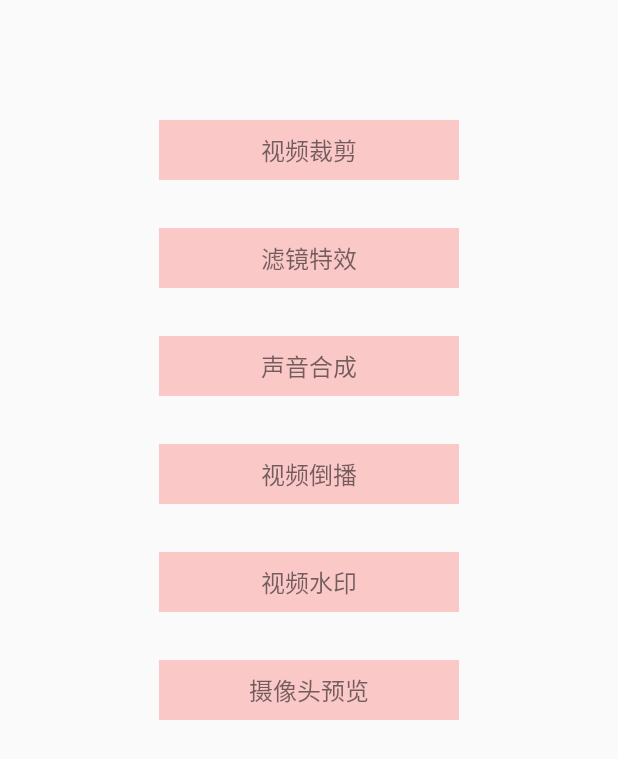
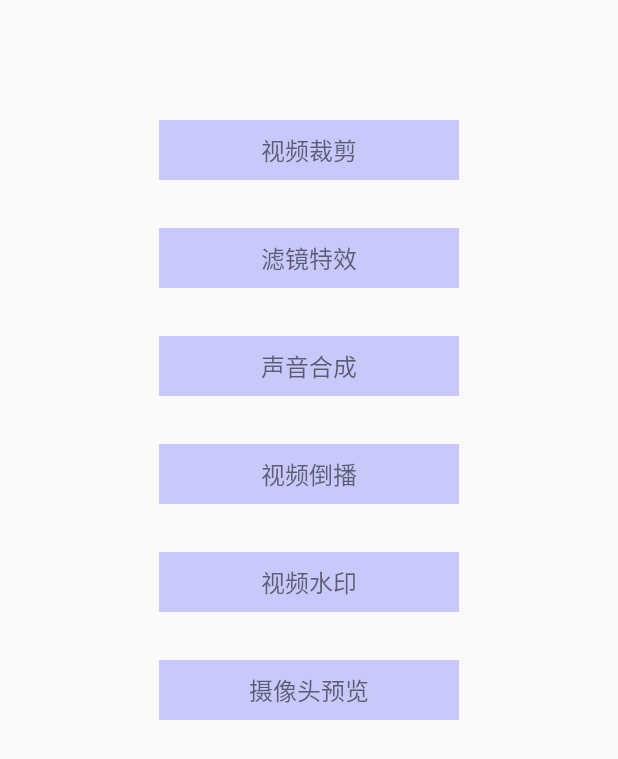
Before and after one commit to JeffMony/MediaEditSDK, an Android app: the screen it shows after launch (MainActivity), on a phone screen of 412 x 824 dp. Shown: the top 759 px of the screen. Run offline under Robolectric (Android 15) with nearby library versions, the phone set to English and light mode, and no system bars.

Commit message:
完善demo

```diff
--- a/app/src/main/AndroidManifest.xml
+++ b/app/src/main/AndroidManifest.xml
@@ -36,6 +36,8 @@
         <activity android:name="com.video.edit.activity.VideoFilterActivity"></activity>
         <activity android:name="com.video.edit.activity.VideoAudioFilterActivity" ></activity>
         <activity android:name="com.video.edit.activity.VideoProgressActivity"></activity>
+        <activity android:name="com.video.edit.activity.VideoReverseEditActivity" ></activity>
+        <activity android:name="com.video.edit.activity.VideoWaterMaskActivity" ></activity>
         <activity android:name="com.video.edit.activity.CameraEffectActivity"></activity>
     </application>
 
--- a/app/src/main/java/com/video/edit/activity/MainActivity.kt
+++ b/app/src/main/java/com/video/edit/activity/MainActivity.kt
@@ -21,6 +21,8 @@ class MainActivity : AppCompatActivity() {
         const val REQUEST_PICK_CLIP_CODE = 1001
         const val REQUEST_PICK_EDIT_CODE = 1002
         const val REQUEST_PICK_AUDIO_CODE = 1003
+        const val REQUEST_PICK_VIDEO_REVERSE = 1004
+        const val REQUEST_PICK_VIDEO_WATERMASK = 1005
     }
 
     override fun onCreate(savedInstanceState: Bundle?) {
@@ -34,6 +36,10 @@ class MainActivity : AppCompatActivity() {
 
         tv_local_video_audio.setOnClickListener { selectVideo(REQUEST_PICK_AUDIO_CODE) }
 
+        tv_local_video_reverse.setOnClickListener { selectVideo(REQUEST_PICK_VIDEO_REVERSE) }
+
+        tv_local_video_watermark.setOnClickListener { selectVideo(REQUEST_PICK_VIDEO_WATERMASK) }
+
         tv_camera_preview.setOnClickListener {
             if (Build.VERSION.SDK_INT >= Build.VERSION_CODES.LOLLIPOP) {
                 val intent = Intent(this, CameraEffectActivity::class.java)
@@ -41,9 +47,7 @@ class MainActivity : AppCompatActivity() {
             } else {
                 Toast.makeText(this@MainActivity, "目前摄像头预览滤镜效果只支持L以上版本", Toast.LENGTH_LONG).show()
             }
-
         }
-
 
     }
 
@@ -70,6 +74,8 @@ class MainActivity : AppCompatActivity() {
                     REQUEST_PICK_CLIP_CODE -> startActivity(this, VideoClipActivity::class.java)
                     REQUEST_PICK_EDIT_CODE -> startActivity(this, VideoFilterActivity::class.java)
                     REQUEST_PICK_AUDIO_CODE -> startActivity(this, VideoAudioFilterActivity::class.java)
+                    REQUEST_PICK_VIDEO_REVERSE -> startActivity(this, VideoReverseEditActivity::class.java)
+                    REQUEST_PICK_VIDEO_WATERMASK -> startActivity(this, VideoWaterMaskActivity::class.java)
                 }
             }
         }
--- a/app/src/main/res/layout/activity_main.xml
+++ b/app/src/main/res/layout/activity_main.xml
@@ -10,7 +10,7 @@
         android:layout_alignParentTop="true"
         android:layout_centerHorizontal="true"
         android:layout_marginTop="80dp"
-        android:background="#33ff0000"
+        android:background="#330000ff"
         android:gravity="center"
         android:padding="8dp"
         android:text="视频裁剪"
@@ -23,7 +23,7 @@
         android:layout_below="@+id/tv_start_video_clip"
         android:layout_centerHorizontal="true"
         android:layout_marginTop="32dp"
-        android:background="#33ff0000"
+        android:background="#330000ff"
         android:gravity="center"
         android:padding="8dp"
         android:text="滤镜特效"
@@ -36,7 +36,7 @@
         android:layout_below="@+id/tv_local_video_filter"
         android:layout_centerHorizontal="true"
         android:layout_marginTop="32dp"
-        android:background="#33ff0000"
+        android:background="#330000ff"
         android:gravity="center"
         android:padding="8dp"
         android:text="声音合成"
@@ -49,7 +49,7 @@
         android:layout_below="@+id/tv_local_video_audio"
         android:layout_centerHorizontal="true"
         android:layout_marginTop="32dp"
-        android:background="#33ff0000"
+        android:background="#330000ff"
         android:gravity="center"
         android:padding="8dp"
         android:text="视频倒播"
@@ -62,7 +62,7 @@
         android:layout_below="@+id/tv_local_video_reverse"
         android:layout_centerHorizontal="true"
         android:layout_marginTop="32dp"
-        android:background="#33ff0000"
+        android:background="#330000ff"
         android:gravity="center"
         android:padding="8dp"
         android:text="视频水印"
@@ -75,7 +75,7 @@
         android:layout_below="@+id/tv_local_video_watermark"
         android:layout_centerHorizontal="true"
         android:layout_marginTop="32dp"
-        android:background="#33ff0000"
+        android:background="#330000ff"
         android:gravity="center"
         android:padding="8dp"
         android:text="摄像头预览"
--- a/app/src/main/res/layout/activity_video_clip.xml
+++ b/app/src/main/res/layout/activity_video_clip.xml
@@ -186,7 +186,7 @@
         android:gravity="center"
         android:paddingLeft="16dp"
         android:paddingRight="16dp"
-        android:textColor="@color/video_clip_progress_color"
+        android:textColor="@color/black"
         app:layout_constraintRight_toRightOf="parent"
         app:layout_constraintTop_toTopOf="parent" />
 
--- a/app/src/main/res/values/colors.xml
+++ b/app/src/main/res/values/colors.xml
@@ -5,6 +5,7 @@
     <color name="colorAccent">#D81B60</color>
     <color name="progress_color">#67ffec</color>
     <color name="clip_shadow_color">#99000000</color>
+    <color name="black">#000000</color>
     <color name="video_clip_progress_color">#67ffec</color>
     <color name="frame_bar_color">#ff324c</color>
     <color name="transparent">#00000000</color>
```
Also changed, not shown: app/src/main/java/com/video/edit/activity/VideoReverseEditActivity.java (added, +61 -0 lines), app/src/main/java/com/video/edit/activity/VideoWaterMaskActivity.java (added, +61 -0 lines), app/src/main/res/layout/activity_video_reverse.xml (added, +16 -0 lines), app/src/main/res/layout/activity_video_watermask.xml (added, +16 -0 lines).
